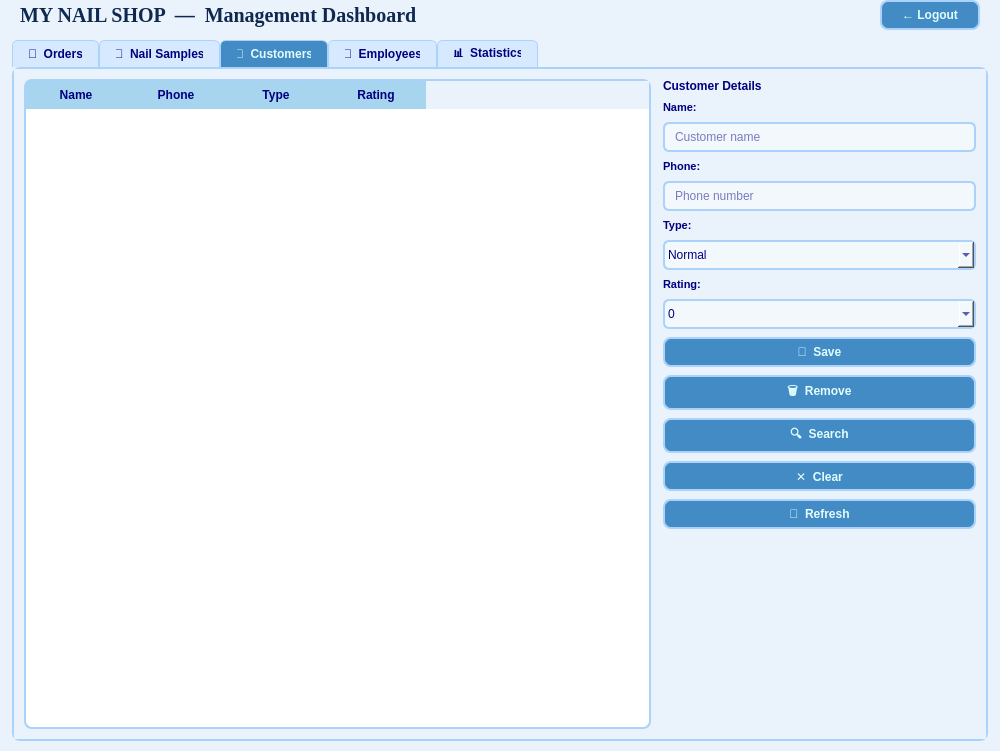
First picture: the form in nail_shop/nail_shop/ui/ProductMainWindow.ui, repository hueptkk24411e-dotcom/ktlt-uel, before the edit.
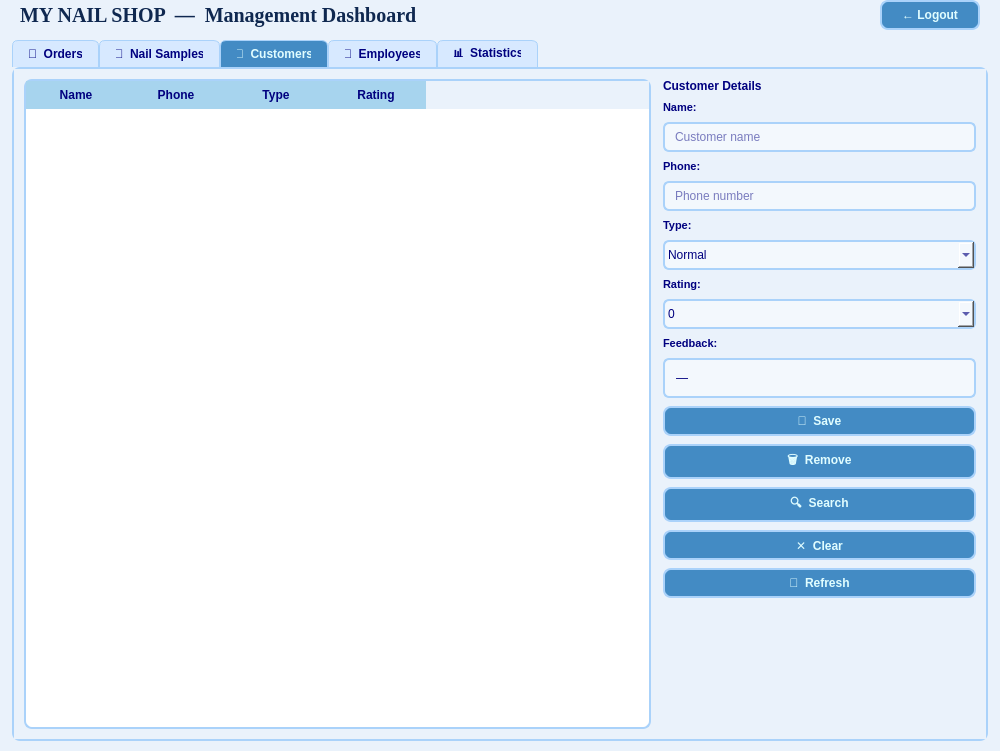
Second picture: the form after the edit. The open tabs and pages were chosen to show the change.

What changed in the file:
```diff
--- a/nail_shop/nail_shop/ui/ProductMainWindow.ui
+++ b/nail_shop/nail_shop/ui/ProductMainWindow.ui
@@ -907,6 +907,35 @@
               </item>
              </widget>
             </item>
+            <item>
+             <widget class="QLabel" name="lblCusFeedbackTitle">
+              <property name="styleSheet">
+               <string notr="true">color: rgb(0,0,127); font-size: 11px; font-weight: bold;</string>
+              </property>
+              <property name="text">
+               <string>Feedback:</string>
+              </property>
+             </widget>
+            </item>
+            <item>
+             <widget class="QLabel" name="lblCusFeedbackValue">
+              <property name="minimumSize">
+               <size>
+                <width>0</width>
+                <height>40</height>
+               </size>
+              </property>
+              <property name="styleSheet">
+               <string notr="true">background-color: rgb(243, 248, 253); border: 2px solid rgb(170, 210, 250); border-radius: 6px; padding: 4px 8px; color: rgb(0, 0, 127); font-size: 12px;</string>
+              </property>
+              <property name="text">
+               <string>—</string>
+              </property>
+              <property name="wordWrap">
+               <bool>true</bool>
+              </property>
+             </widget>
+            </item>
             <item>
              <widget class="QPushButton" name="btnCusSave">
               <property name="minimumSize">
```
Left out of the diff: 2 changed lines with no effect on the pictures.
